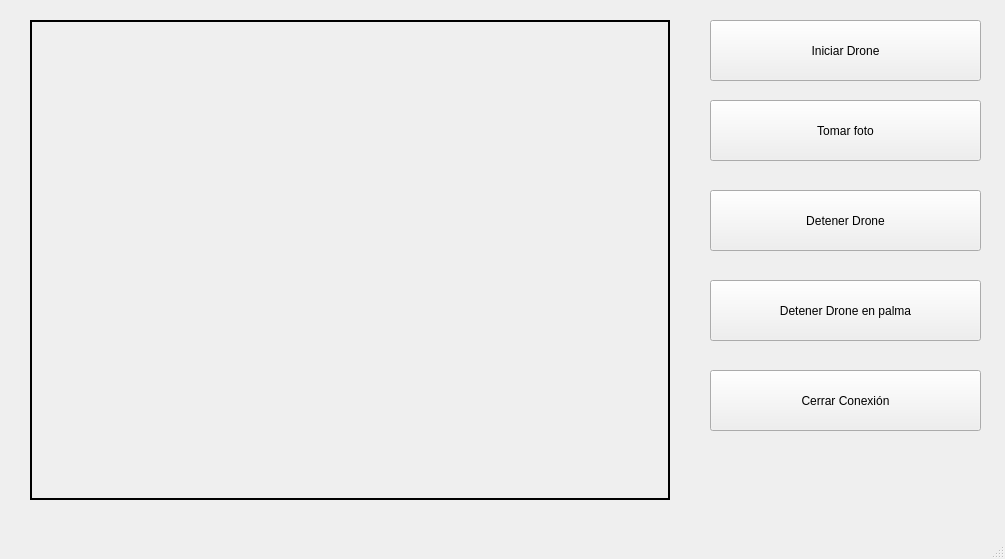
Qt form interfaz/interfaz.ui (omarvillasenor/Yet-Another-Openpose-Implementation) before a commit.
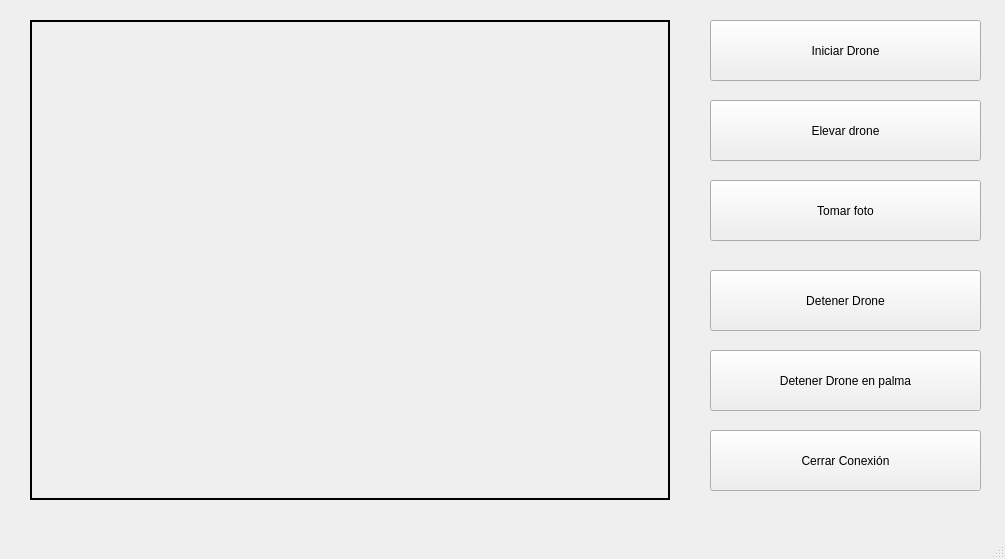
The same form after that commit.

Commit message: Updated drone functions

The edit to the form file:
```diff
--- a/interfaz/interfaz.ui
+++ b/interfaz/interfaz.ui
@@ -31,7 +31,7 @@
     <property name="geometry">
      <rect>
       <x>710</x>
-      <y>190</y>
+      <y>270</y>
       <width>271</width>
       <height>61</height>
      </rect>
@@ -44,7 +44,7 @@
     <property name="geometry">
      <rect>
       <x>710</x>
-      <y>100</y>
+      <y>180</y>
       <width>271</width>
       <height>61</height>
      </rect>
@@ -73,7 +73,7 @@
     <property name="geometry">
      <rect>
       <x>710</x>
-      <y>280</y>
+      <y>350</y>
       <width>271</width>
       <height>61</height>
      </rect>
@@ -86,7 +86,7 @@
     <property name="geometry">
      <rect>
       <x>710</x>
-      <y>370</y>
+      <y>430</y>
       <width>271</width>
       <height>61</height>
      </rect>
@@ -95,6 +95,19 @@
      <string>Cerrar Conexión</string>
     </property>
    </widget>
+   <widget class="QPushButton" name="FlightButton">
+    <property name="geometry">
+     <rect>
+      <x>710</x>
+      <y>100</y>
+      <width>271</width>
+      <height>61</height>
+     </rect>
+    </property>
+    <property name="text">
+     <string>Elevar drone</string>
+    </property>
+   </widget>
   </widget>
   <widget class="QMenuBar" name="menubar">
    <property name="geometry">
```
The commit also changes 7 other files.
